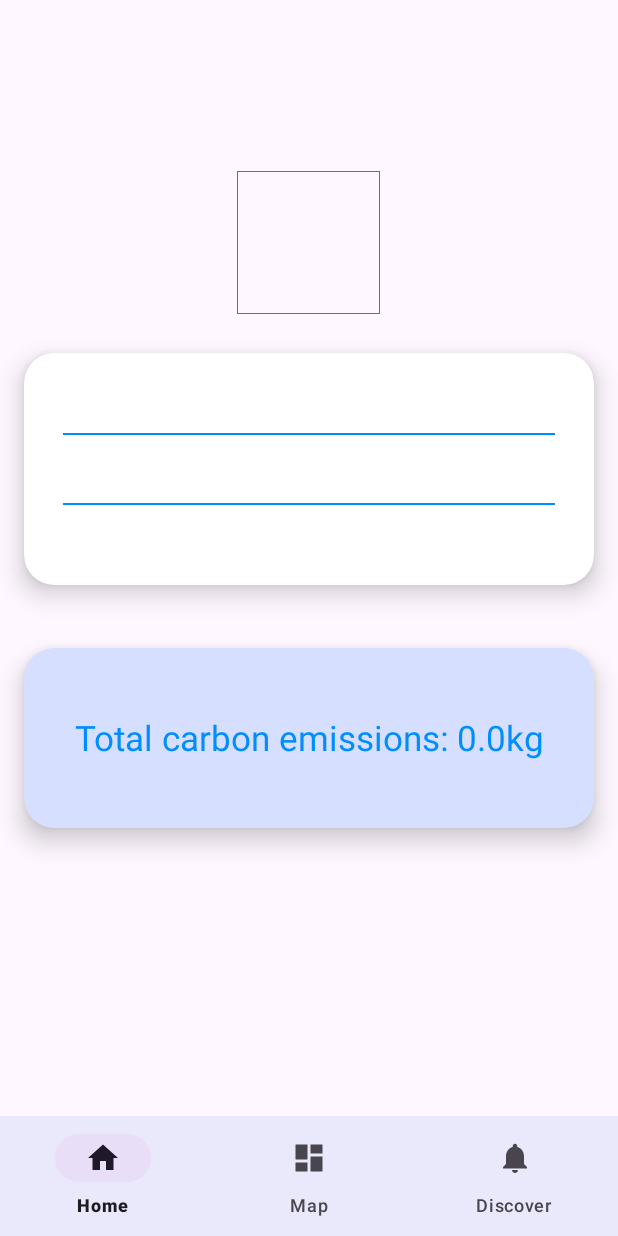
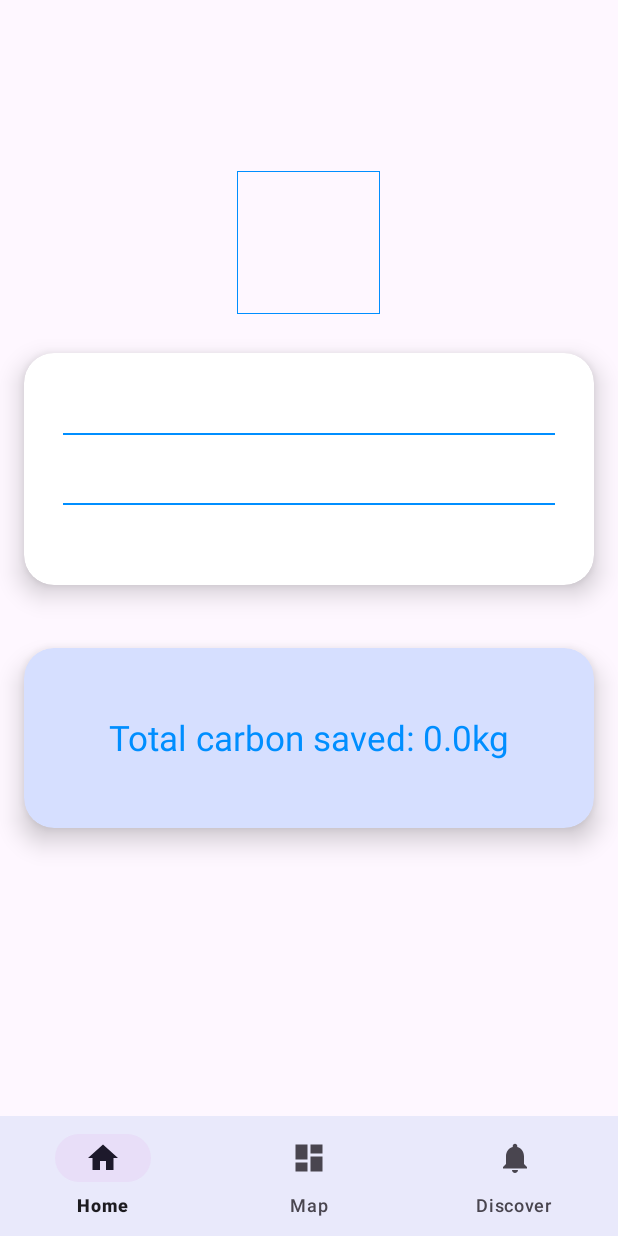
Before and after one commit to YeKangKang/MCS_Program_GP, an Android app: the HomeFragment screen opened directly, with no data from a screen before it, on a phone screen of 412 x 824 dp. Run offline under Robolectric (Android 15) with nearby library versions, the phone set to English and light mode, and no system bars; our stand-ins replace Room's generated code, navigation-ui; libraries missing offline, so code that uses them is left out: com.permissionx.guolindev; 7 statements that could not run were skipped.

Commit message:
Update fragment_home.xml

```diff
--- a/app/src/main/res/layout/fragment_home.xml
+++ b/app/src/main/res/layout/fragment_home.xml
@@ -101,7 +101,7 @@
             android:layout_gravity="center_vertical"
             android:gravity="center"
             android:textColor="@color/hyper_link"
-            android:text="Total carbon emissions: 0.0kg"
+            android:text="Total carbon saved: 0.0kg"
             android:textSize="23sp"/>
 
     </androidx.cardview.widget.CardView>
```
